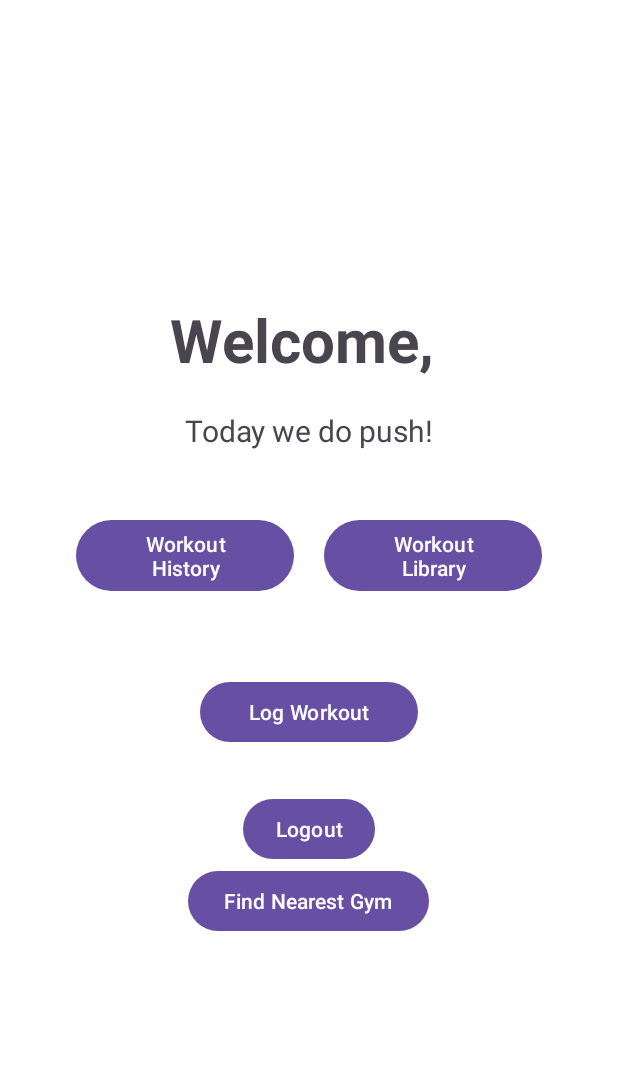
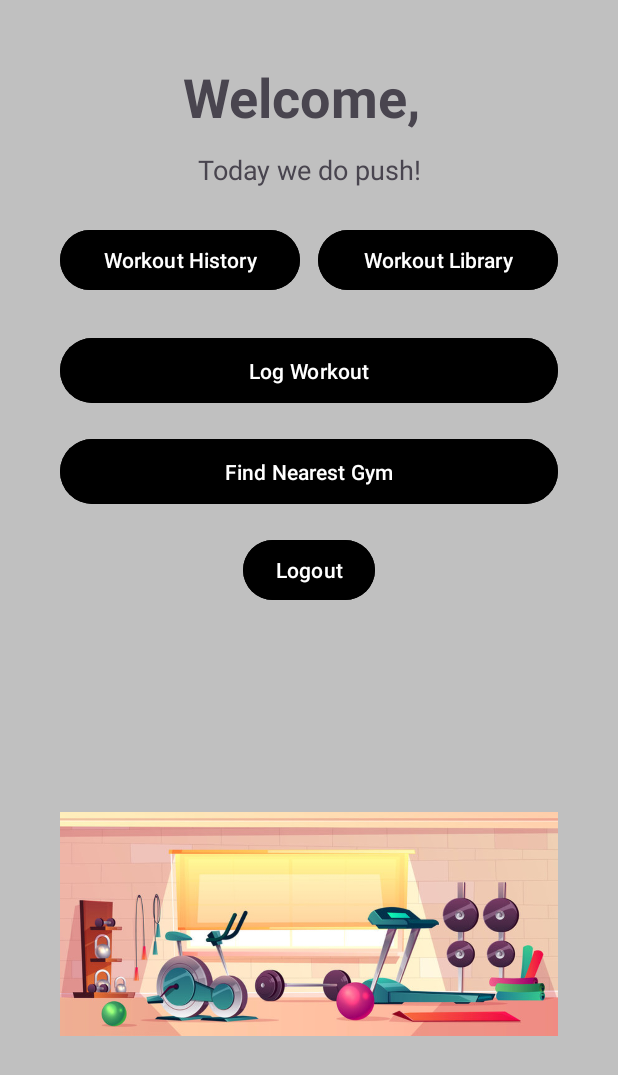
Before and after one commit to ellio357/GroupProject476, an Android app: the screen it shows after launch once a user with an empty profile is signed in (DashboardActivity), on a phone screen of 412 x 824 dp. Shown: the top 1075 px of the screen. Run offline under Robolectric (Android 15) with nearby library versions, the phone set to English and light mode, and no system bars; our stand-ins replace Firebase (no records; nobody signed in at launch, a user with empty details on screens opened directly).

Commit message:
Style updates

```diff
--- a/app/src/main/res/layout/activity_dashboard.xml
+++ b/app/src/main/res/layout/activity_dashboard.xml
@@ -1,71 +1,100 @@
 <?xml version="1.0" encoding="utf-8"?>
-<LinearLayout xmlns:android="http://schemas.android.com/apk/res/android"
+<ScrollView xmlns:android="http://schemas.android.com/apk/res/android"
     android:layout_width="match_parent"
     android:layout_height="match_parent"
-    android:gravity="center"
-    android:background="@color/white"
-    android:orientation="vertical">
+    android:background="#C0C0C0"
+    android:padding="24dp">
+
+    <LinearLayout
+        android:layout_width="match_parent"
+        android:layout_height="wrap_content"
+        android:orientation="vertical"
+        android:gravity="center_horizontal"
+        android:padding="16dp">
 
         <TextView
             android:id="@+id/textViewWelcome"
-        android:layout_width="match_parent"
+            android:layout_width="wrap_content"
             android:layout_height="wrap_content"
-        android:layout_marginBottom="20dp"
+            android:layout_marginBottom="12dp"
             android:gravity="center"
             android:text="@string/welcome"
-        android:textSize="40sp"
+            android:textSize="36sp"
             android:textStyle="bold" />
 
         <TextView
             android:id="@+id/textViewRecommendation"
-        android:layout_width="match_parent"
+            android:layout_width="wrap_content"
             android:layout_height="wrap_content"
-        android:layout_marginBottom="20dp"
+            android:layout_marginBottom="24dp"
             android:gravity="center"
             android:text="@string/recommendation"
-        android:textSize="20sp"/>
-
+            android:textSize="18sp" />
 
         <LinearLayout
             android:layout_width="match_parent"
-        android:layout_height="100dp"
-        android:layout_gravity="clip_vertical"
+            android:layout_height="wrap_content"
+            android:orientation="horizontal"
             android:gravity="center"
-        android:orientation="horizontal">
+            android:layout_marginBottom="24dp">
 
             <Button
                 android:id="@+id/history_button"
-            android:layout_width="145dp"
+                android:layout_width="0dp"
                 android:layout_height="wrap_content"
-            android:text="@string/history"
-            android:layout_marginEnd="20dp" />
+                android:layout_weight="1"
+                android:layout_marginEnd="12dp"
+                android:backgroundTint="@android:color/black"
+                android:text="@string/history" />
 
             <Button
                 android:id="@+id/library_button"
-            android:layout_width="145dp"
+                android:layout_width="0dp"
                 android:layout_height="wrap_content"
+                android:layout_weight="1"
+                android:backgroundTint="@android:color/black"
+                android:textColor="@android:color/white"
                 android:text="@string/library" />
         </LinearLayout>
 
         <Button
             android:id="@+id/log_button"
-        android:layout_width="145dp"
+            android:layout_width="match_parent"
             android:layout_height="wrap_content"
-        android:layout_marginTop="30dp"
-        android:layout_marginBottom="30dp"
-        android:padding="10dp"
+            android:layout_marginBottom="16dp"
+            android:padding="12dp"
+            android:backgroundTint="@android:color/black"
+            android:textColor="@android:color/white"
             android:text="@string/log" />
+
+        <Button
+            android:id="@+id/find_gym_button"
+            android:layout_width="match_parent"
+            android:layout_height="wrap_content"
+            android:layout_marginBottom="16dp"
+            android:padding="12dp"
+            android:backgroundTint="@android:color/black"
+            android:textColor="@android:color/white"
+            android:text="@string/find_nearest_gym" />
 
         <Button
             android:id="@+id/buttonLogout"
             android:layout_width="wrap_content"
             android:layout_height="wrap_content"
             android:padding="10dp"
-        android:text="@string/logout" />
+            android:backgroundTint="@android:color/black"
+            android:text="@string/logout"
+            android:layout_marginBottom="24dp" />
 
-    <Button
-        android:id="@+id/find_gym_button"
+        <ImageView
+            android:id="@+id/imageFooter"
             android:layout_width="wrap_content"
             android:layout_height="wrap_content"
-        android:text="@string/find_nearest_gym" />
+            android:layout_marginTop="8dp"
+            android:layout_marginBottom="16dp"
+
+            android:scaleType="fitCenter"
+            android:src="@drawable/gym" />
+
     </LinearLayout>
+</ScrollView>
```
Also changed, not shown: app/src/main/res/drawable/gym.png (added). Lines whose indentation alone changed are shown as unchanged.
